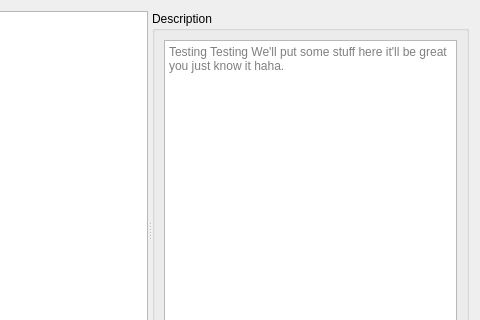
This is skymodman/interface/designer/ui/plugin_wizpage.ui in Kf4btg/SkyModMan as Qt 5 draws it before an edit; both pictures show x 152 to 632 and y 0 to 320 of the 632 by 459 pixel window. The edited form follows.
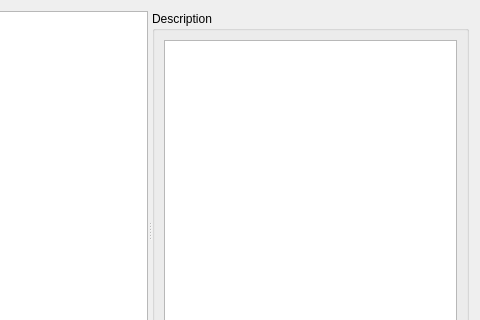
This is the edited form. Custom widgets are drawn as their Qt base class.

Commit message: page validation kinda works now

Diff of the .ui file:
```diff
--- a/skymodman/interface/designer/ui/plugin_wizpage.ui
+++ b/skymodman/interface/designer/ui/plugin_wizpage.ui
@@ -142,7 +142,7 @@
            </size>
           </property>
           <property name="placeholderText">
-           <string>Testing Testing We'll put some stuff here it'll be great you just know it haha.</string>
+           <string/>
           </property>
          </widget>
          <widget class="ScaledLabel" name="label">
```
The commit also changes 2 other files.
